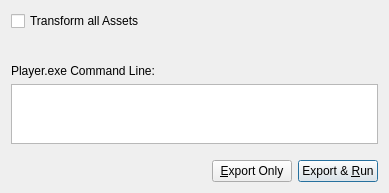
Old version of the form Code/EditorPlugins/Scene/EditorPluginScene/Dialogs/ExportAndRunDlg.ui in the repository ezEngine/ezEngine.
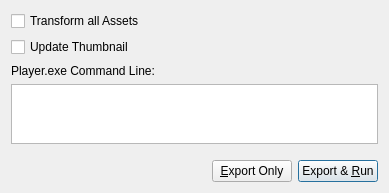
New version of the form. Icons and pictures are not drawn.

Commit message: Create Thumbnails during scene export

Diff of the .ui file:
```diff
--- a/Code/EditorPlugins/Scene/EditorPluginScene/Dialogs/ExportAndRunDlg.ui
+++ b/Code/EditorPlugins/Scene/EditorPluginScene/Dialogs/ExportAndRunDlg.ui
@@ -37,6 +37,13 @@
      </property>
     </widget>
    </item>
+   <item>
+    <widget class="QCheckBox" name="UpdateThumbnail">
+     <property name="text">
+      <string>Update Thumbnail</string>
+     </property>
+    </widget>
+   </item>
    <item>
     <spacer name="verticalSpacer">
      <property name="orientation">
```
The commit also changes 3 other files.
